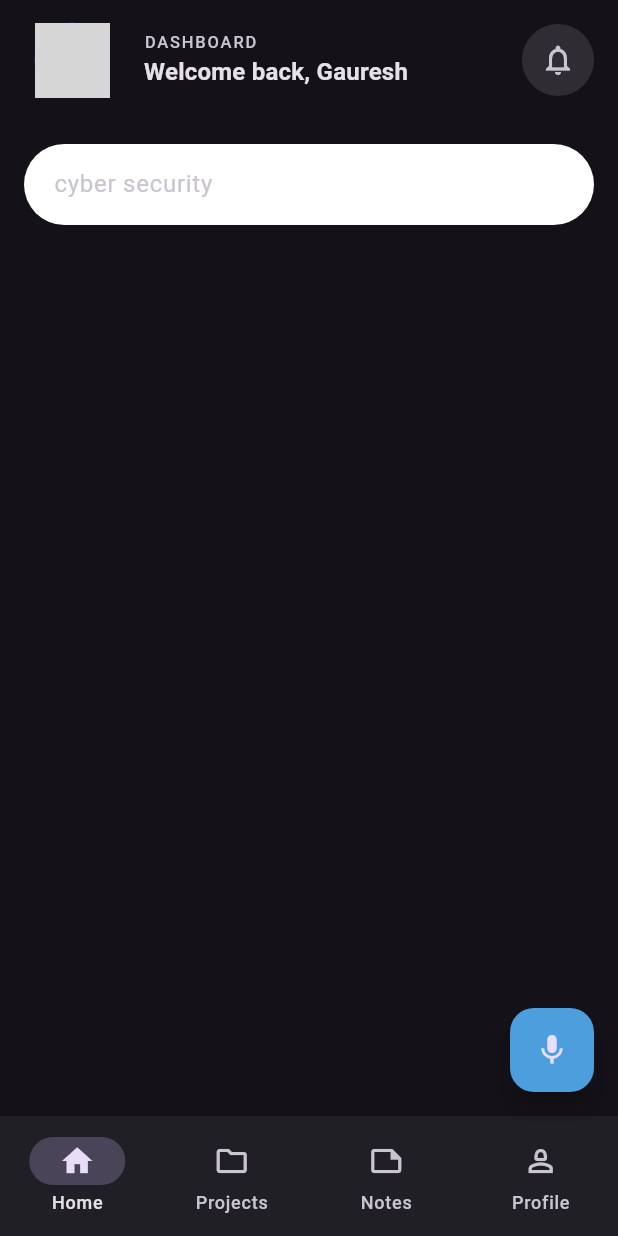
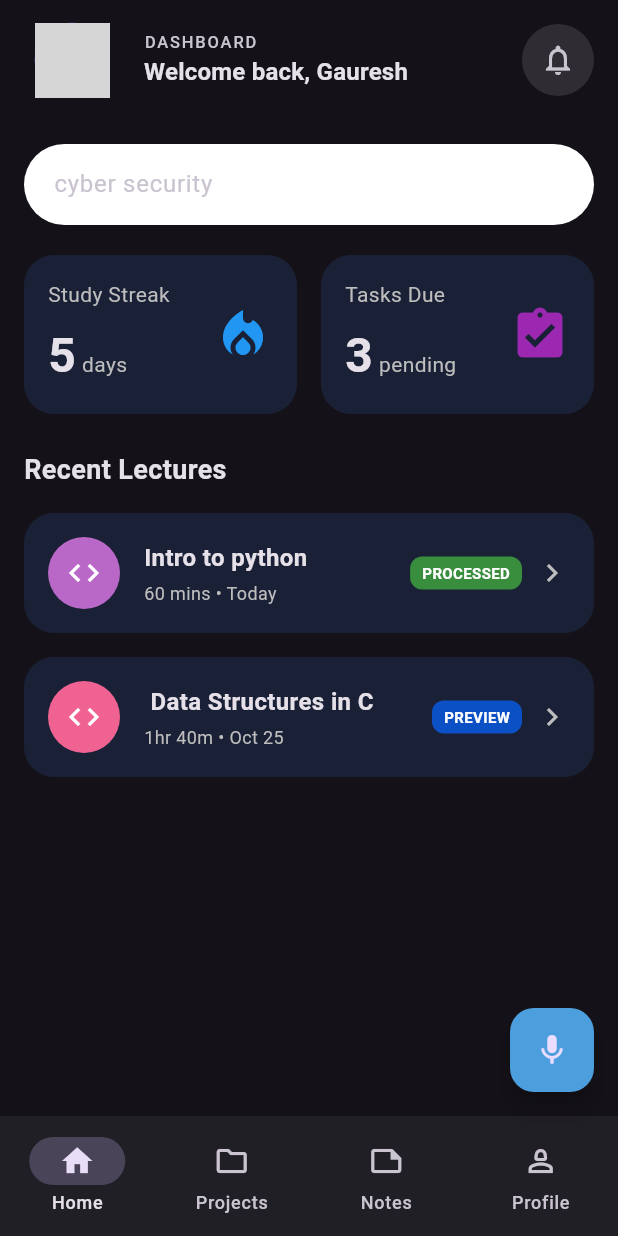
Before and after one commit to GEEK-213/LumenAI, a Flutter app: the screen it shows after launch, after a tap on the "arrow back" icon, on a phone screen of 412 x 824 dp. Run offline on Flutter 3.47's test engine with Material 3 defaults, Android fonts, the phone set to English and light mode, and no system bars; our stand-ins replace font_awesome_flutter, google_fonts, permission_handler, supabase_flutter; missing offline and left inert: flutter_sound; accounts and stored records are empty; network calls fail; grey boxes are pictures that could not be loaded.

Commit message:
feat: Add statistics display and recent lectures section to HomePage

```diff
--- a/LumenAi/app/lib/pages/homePage.dart
+++ b/LumenAi/app/lib/pages/homePage.dart
@@ -39,7 +39,9 @@ class _HomePageState extends State<HomePage> {
                     // Navigate to your Home Page (DashboardShell)
                     Navigator.push(
                       context,
-                        MaterialPageRoute(builder: (context) => const Profilepage()),
+                      MaterialPageRoute(
+                        builder: (context) => const Profilepage(),
+                      ),
                     );
                   },
                   child: const CircleAvatar(
@@ -119,9 +121,13 @@ class _HomePageState extends State<HomePage> {
               //search bar
               _buildSearchBar(),
               const SizedBox(height: 20),
+
               //stats bar
+              _buildStatsRow(),
+              const SizedBox(height: 24),
 
               //recenet lectures
+              _buildRecentLecturesSection(),
             ],
           ),
         ),
@@ -168,6 +174,7 @@ class _HomePageState extends State<HomePage> {
     );
   }
 }
+//WIDGETS
 
 Widget _buildSearchBar() {
   return Container(
@@ -185,3 +192,174 @@ Widget _buildSearchBar() {
     ),
   );
 }
+
+Widget _buildStatsRow() {
+  return Row(
+    children: [
+      Expanded(
+        child: _buildStatsCard(
+          title: "Study Streak",
+          count: "5",
+          unit: "days",
+          icon: Icons.local_fire_department,
+          iconColor: Colors.blue,
+        ),
+      ),
+      const SizedBox(width: 16),
+      Expanded(
+        child: _buildStatsCard(
+          title: "Tasks Due",
+          count: "3",
+          unit: "pending",
+          icon: Icons.assignment_turned_in,
+          iconColor: Colors.purple,
+        ),
+      ),
+    ],
+  );
+}
+
+Widget _buildStatsCard({
+  required String title,
+  required String count,
+  required String unit,
+  required IconData icon,
+  required Color iconColor,
+}) {
+  return Container(
+    padding: const EdgeInsets.all(16),
+    decoration: BoxDecoration(
+      color: const Color(0xFF1A2036),
+      borderRadius: BorderRadius.circular(20),
+    ),
+    child: Row(
+      children: [
+        Column(
+          crossAxisAlignment: CrossAxisAlignment.start,
+          children: [
+            Text(
+              title,
+              style: TextStyle(color: Colors.grey[400], fontSize: 14),
+            ),
+            const SizedBox(height: 8),
+            Row(
+              crossAxisAlignment: CrossAxisAlignment.baseline,
+              textBaseline: TextBaseline.alphabetic,
+              children: [
+                Text(
+                  count,
+                  style: const TextStyle(
+                    fontSize: 32,
+                    fontWeight: FontWeight.bold,
+                  ),
+                ),
+                const SizedBox(width: 4),
+                Text(
+                  unit,
+                  style: TextStyle(color: Colors.grey[400], fontSize: 14),
+                ),
+              ],
+            ),
+          ],
+        ),
+        const Spacer(),
+        Icon(icon, size: 40, color: iconColor),
+      ],
+    ),
+  );
+}
+
+Widget _buildRecentLecturesSection() {
+  return Column(
+    crossAxisAlignment: CrossAxisAlignment.start,
+    children: [
+      const Text(
+        "Recent Lectures",
+        style: TextStyle(fontSize: 18, fontWeight: FontWeight.bold),
+      ),
+      const SizedBox(height: 16),
+      _buildLectureCard(
+        icon: Icons.code,
+        iconBgColor: Colors.purple[300]!,
+        title: "Intro to python",
+        time: "60 mins • Today",
+        badgeText: "PROCESSED",
+        badgeColor: Colors.green[700]!,
+      ),
+      _buildLectureCard(
+        icon: Icons.code,
+        iconBgColor: Colors.pink[300]!,
+        title: " Data Structures in C",
+        time: "1hr 40m • Oct 25",
+        badgeText: "PREVIEW",
+        badgeColor: const Color.fromARGB(255, 12, 80, 198),
+      ),
+    ],
+  );
+}
+
+Widget _buildLectureCard({
+  required IconData icon,
+  required Color iconBgColor,
+  required String title,
+  required String time,
+  String? badgeText,
+  Color? badgeColor,
+}) {
+  return Container(
+    margin: const EdgeInsets.only(bottom: 16),
+    padding: const EdgeInsets.all(16),
+    decoration: BoxDecoration(
+      color: const Color(0xFF1A2036),
+      borderRadius: BorderRadius.circular(20),
+    ),
+    child: Row(
+      children: [
+        CircleAvatar(
+          radius: 24,
+          backgroundColor: iconBgColor,
+          child: Icon(icon, color: Colors.white, size: 24),
+        ),
+        const SizedBox(width: 16),
+        Expanded(
+          child: Column(
+            crossAxisAlignment: CrossAxisAlignment.start,
+            children: [
+              Text(
+                title,
+                style: const TextStyle(
+                  fontSize: 16,
+                  fontWeight: FontWeight.bold,
+                ),
+                overflow: TextOverflow.ellipsis,
+              ),
+              const SizedBox(height: 4),
+              Text(
+                time,
+                style: TextStyle(color: Colors.grey[400], fontSize: 12),
+              ),
+            ],
+          ),
+        ),
+        if (badgeText != null && badgeColor != null)
+          Container(
+            padding: const EdgeInsets.symmetric(horizontal: 8, vertical: 4),
+            decoration: BoxDecoration(
+              color: badgeColor,
+              borderRadius: BorderRadius.circular(8),
+            ),
+            child: Text(
+              badgeText,
+              style: const TextStyle(
+                fontSize: 10,
+                fontWeight: FontWeight.bold,
+                color: Colors.white,
+              ),
+            ),
+          ),
+        const SizedBox(width: 8),
+        Icon(Icons.chevron_right, color: Colors.grey[400]),
+      ],
+    ),
+  );
+}
```
Lines whose indentation alone changed are shown as unchanged.
